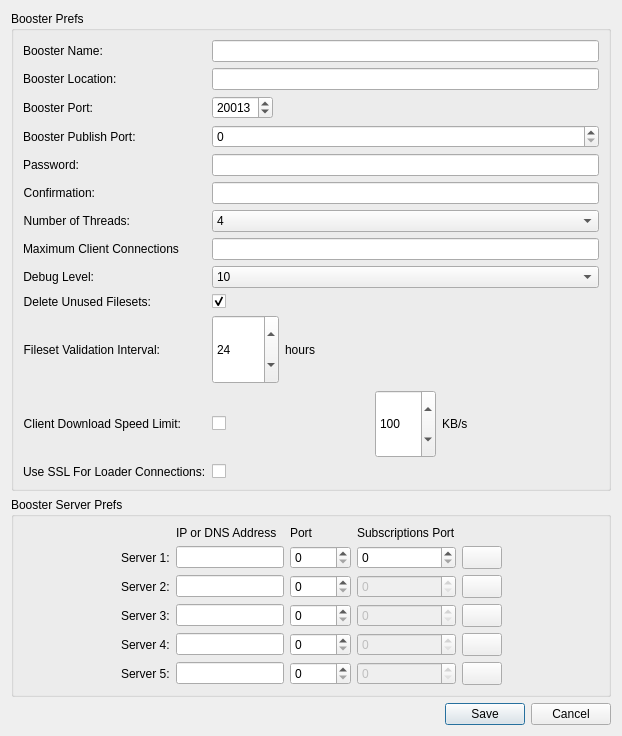
First picture: the form in FileWaveGuiLib/BoosterMonitor/boosterpreferencesdlg.ui, repository fw-dev/translations, before the edit.
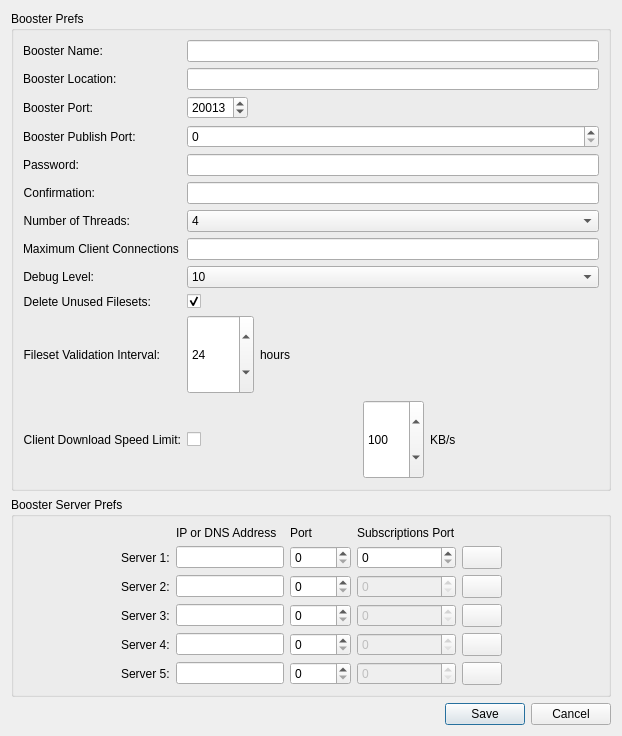
Second picture: the form after the edit. Custom widgets are drawn as their Qt base class.

The edit to the form file:
```diff
--- a/FileWaveGuiLib/BoosterMonitor/boosterpreferencesdlg.ui
+++ b/FileWaveGuiLib/BoosterMonitor/boosterpreferencesdlg.ui
@@ -37,6 +37,9 @@
         </property>
        </widget>
       </item>
+      <item row="1" column="1">
+       <widget class="QLineEdit" name="lineEditBoosterLocation"/>
+      </item>
       <item row="2" column="0">
        <widget class="QLabel" name="label">
         <property name="sizePolicy">
@@ -375,35 +378,6 @@
         </item>
        </layout>
       </item>
-      <item row="12" column="0">
-       <widget class="QLabel" name="label_16">
-        <property name="sizePolicy">
-         <sizepolicy hsizetype="Preferred" vsizetype="MinimumExpanding">
-          <horstretch>0</horstretch>
-          <verstretch>0</verstretch>
-         </sizepolicy>
-        </property>
-        <property name="layoutDirection">
-         <enum>Qt::LeftToRight</enum>
-        </property>
-        <property name="text">
-         <string>Use SSL For Loader Connections:</string>
-        </property>
-       </widget>
-      </item>
-      <item row="12" column="1">
-       <widget class="QCheckBox" name="cbUseSslForServers">
-        <property name="layoutDirection">
-         <enum>Qt::LeftToRight</enum>
-        </property>
-        <property name="text">
-         <string/>
-        </property>
-       </widget>
-      </item>
-      <item row="1" column="1">
-       <widget class="QLineEdit" name="lineEditBoosterLocation"/>
-      </item>
      </layout>
     </widget>
    </item>
```
Left out of the diff: 1 changed line with no effect on the pictures.
